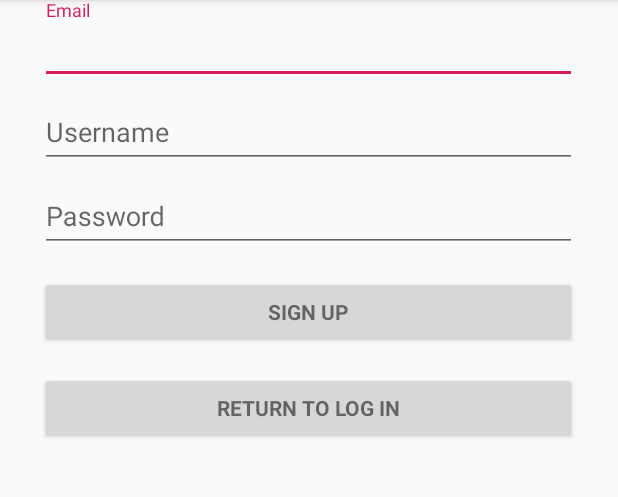
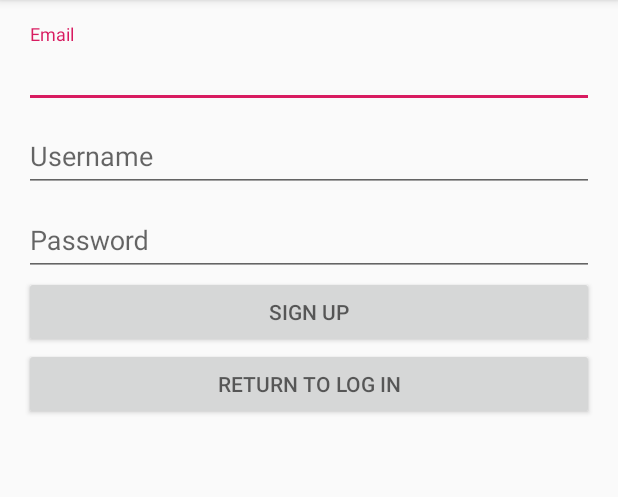
Before and after one commit to Wihlborg/AndroidChess, an Android app: the RegisterActivity screen opened directly, with no data from a screen before it, on a phone screen of 412 x 824 dp, the part 84-581 px from its top. Run offline under Robolectric (Android 15) with nearby library versions, the phone set to English and light mode, and no system bars.

Commit message:
Updated UI design slightly

```diff
--- a/app/src/main/java/com/example/androidchess/Database.java
+++ b/app/src/main/java/com/example/androidchess/Database.java
@@ -8,7 +8,7 @@ public class Database {
 
     private Connection connect = null;
 
-    // database constructor
+    //Database constructor
     public Database() {
 
         String url = "jdbc:mysql://den1.mysql3.gear.host/myshack?user=myshack&password=liridon!";
--- a/app/src/main/res/layout/activity_login.xml
+++ b/app/src/main/res/layout/activity_login.xml
@@ -13,17 +13,16 @@
 
     <!-- Login progress -->
     <ProgressBar
-            android:id="@+id/register_progress"
+            android:id="@+id/login_progress"
             style="?android:attr/progressBarStyleLarge"
             android:layout_width="wrap_content"
             android:layout_height="wrap_content"
             android:layout_marginBottom="8dp"
-            android:visibility="gone" />
+            android:visibility="gone"/>
 
     <ScrollView
             android:id="@+id/login_form"
-            android:layout_width="match_parent"
-            android:layout_height="match_parent">
+            android:layout_height="match_parent" android:layout_width="match_parent">
 
         <LinearLayout
                 android:id="@+id/email_login_form"
@@ -73,15 +72,11 @@
                     android:layout_marginTop="16dp"
                     android:text="@string/action_sign_in"
                     android:textStyle="bold"/>
-
             <Button
-                    android:id="@+id/register_button_from_login"
-                    style="?android:textAppearanceSmall"
+                    android:text="@string/action_register_user"
                     android:layout_width="match_parent"
-                    android:layout_height="wrap_content"
-                    android:layout_marginTop="16dp"
-                    android:text="@string/action_register_user"
-                    android:textStyle="bold"/>
+                    android:layout_height="wrap_content" android:id="@+id/register_button_from_login"
+                    style="@android:style/TextAppearance.Small"/>
 
         </LinearLayout>
     </ScrollView>
--- a/app/src/main/res/layout/activity_register.xml
+++ b/app/src/main/res/layout/activity_register.xml
@@ -1,35 +1,37 @@
-<?xml version="1.0" encoding="utf-8"?>
 <LinearLayout xmlns:android="http://schemas.android.com/apk/res/android"
               xmlns:tools="http://schemas.android.com/tools"
               android:layout_width="match_parent"
               android:layout_height="match_parent"
               android:gravity="center_horizontal"
               android:orientation="vertical"
-              tools:context=".RegisterActivity">
+              android:paddingLeft="@dimen/activity_horizontal_margin"
+              android:paddingTop="@dimen/activity_vertical_margin"
+              android:paddingRight="@dimen/activity_horizontal_margin"
+              android:paddingBottom="@dimen/activity_vertical_margin"
+              tools:context=".LogInActivity">
 
     <!-- Login progress -->
     <ProgressBar
-            android:id="@+id/login_progress"
+            android:id="@+id/register_progress"
             style="?android:attr/progressBarStyleLarge"
             android:layout_width="wrap_content"
             android:layout_height="wrap_content"
             android:layout_marginBottom="8dp"
-            android:visibility="gone" />
+            android:visibility="gone"/>
 
     <ScrollView
-            android:id="@+id/register_form"
-            android:layout_width="358dp"
-            android:layout_height="wrap_content">
+            android:id="@+id/login_form"
+            android:layout_height="match_parent" android:layout_width="match_parent">
 
         <LinearLayout
                 android:id="@+id/email_registration_form"
                 android:layout_width="match_parent"
                 android:layout_height="wrap_content"
                 android:orientation="vertical">
+
             <android.support.design.widget.TextInputLayout
                     android:layout_width="match_parent"
-                    android:layout_height="wrap_content">
-
+                    android:layout_height="match_parent">
                 <EditText
                         android:id="@+id/email"
                         android:layout_width="match_parent"
@@ -37,10 +39,8 @@
                         android:hint="@string/prompt_email"
                         android:inputType="textEmailAddress"
                         android:maxLines="1"
-                        android:singleLine="true"/>
+                        android:singleLine="true" android:layout_weight="1"/>
             </android.support.design.widget.TextInputLayout>
-
-
             <android.support.design.widget.TextInputLayout
                     android:layout_width="match_parent"
                     android:layout_height="wrap_content">
@@ -50,8 +50,9 @@
                         android:layout_width="match_parent"
                         android:layout_height="wrap_content"
                         android:hint="@string/prompt_username"
+                        android:inputType="textPersonName|textEmailAddress"
                         android:maxLines="1"
-                        android:singleLine="true" android:inputType="textPersonName"/>
+                        android:singleLine="true"/>
 
             </android.support.design.widget.TextInputLayout>
 
@@ -68,27 +69,21 @@
                         android:imeActionLabel="@string/action_sign_in_short"
                         android:imeOptions="actionUnspecified"
                         android:inputType="textPassword"
-                        android:maxLines="1"/>
+                        android:maxLines="1"
+                        android:singleLine="true" android:autoText="true" android:autofillHints=""
+                        tools:ignore="Deprecated"/>
 
             </android.support.design.widget.TextInputLayout>
-
             <Button
-                    android:id="@+id/create_user_button"
-                    style="?android:textAppearanceSmall"
+                    android:text="@string/action_sing_up"
                     android:layout_width="match_parent"
-                    android:layout_height="wrap_content"
-                    android:layout_marginTop="16dp"
-                    android:text="@string/action_sing_up"
-                    android:textStyle="bold"/>
+                    android:layout_height="wrap_content" android:id="@+id/create_user_button"
+                    style="@android:style/TextAppearance.Small"/>
             <Button
                     android:text="@string/action_return_to_login"
-                    style="?android:textAppearanceSmall"
                     android:layout_width="match_parent"
-                    android:layout_height="wrap_content"
-                    android:layout_marginTop="16dp"
-                    android:id="@+id/return_button_from_register"
-                    android:textStyle="bold"/>
-
+                    android:layout_height="wrap_content" android:id="@+id/return_button_from_register"
+                    style="@android:style/TextAppearance.Small"/>
 
         </LinearLayout>
     </ScrollView>
```
